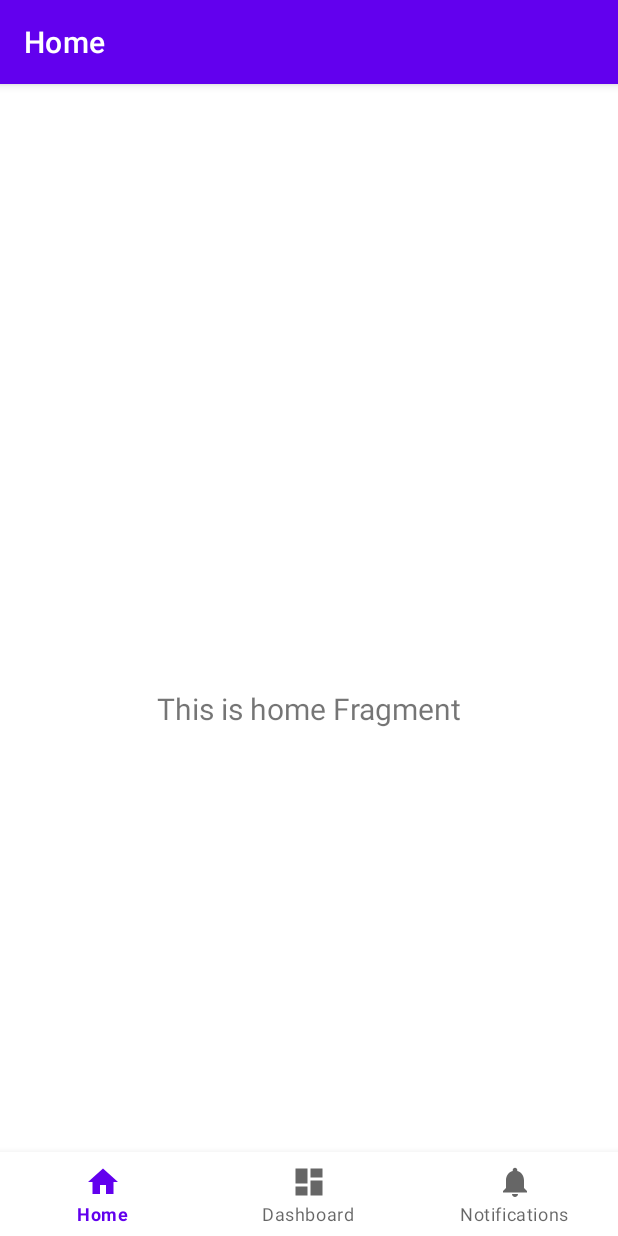
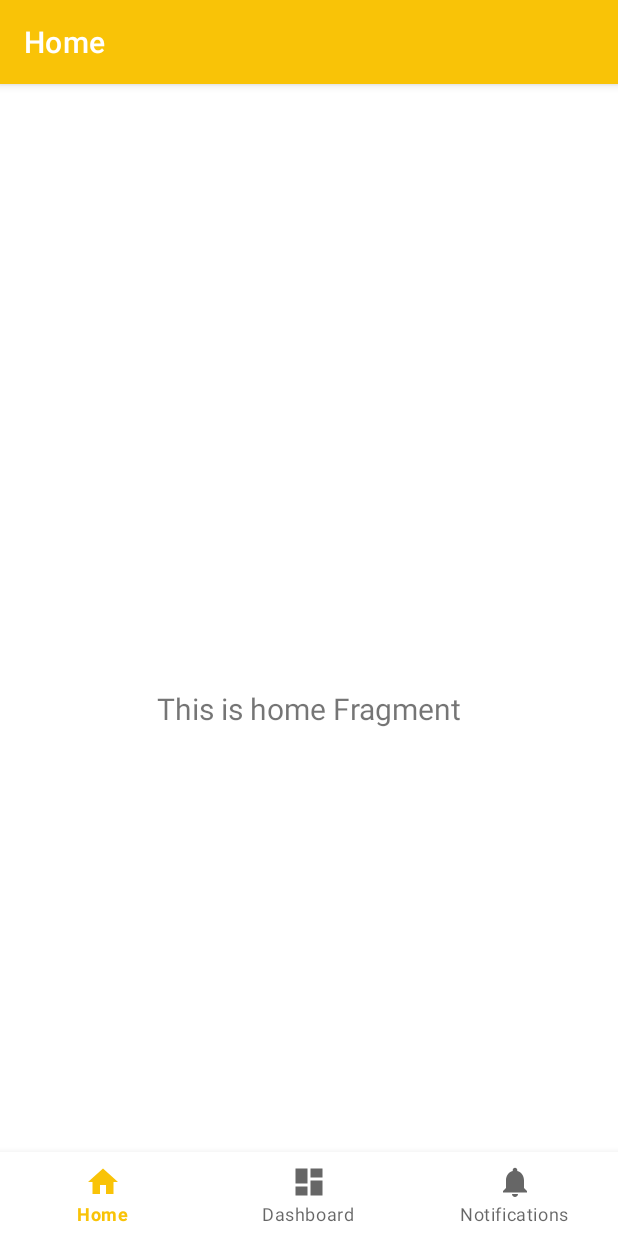
Before and after one commit to davidggondelludc/Trackify, an Android app: the screen it shows after launch (MainActivity), on a phone screen of 412 x 824 dp. Run offline under Robolectric (Android 15) with nearby library versions, the phone set to English and light mode, and no system bars; our stand-ins replace navigation-ui.

Commit message:
"changed app theme"

```diff
--- a/Trackify/app/src/main/res/values-night/themes.xml
+++ b/Trackify/app/src/main/res/values-night/themes.xml
@@ -2,18 +2,19 @@
     <!-- Base application theme. -->
     <style name="Theme.Trackify" parent="Theme.MaterialComponents.DayNight.DarkActionBar">
         <!-- Primary brand color. -->
-        <item name="colorPrimary">@color/purple_200</item>
-        <item name="colorPrimaryVariant">@color/purple_700</item>
+        <item name="colorPrimary">@color/Golden_Poppy</item>
+        <item name="colorPrimaryVariant">@color/Sunglow</item>
         <item name="colorOnPrimary">@color/black</item>
 
         <!-- Secondary brand color. -->
-        <item name="colorSecondary">@color/teal_200</item>
-        <item name="colorSecondaryVariant">@color/teal_200</item>
-        <item name="colorOnSecondary">@color/black</item>
+        <item name="colorSecondary">@color/GreenBlueCrayola</item>
+        <item name="colorSecondaryVariant">@color/Tufts_Blue</item>
+        <item name="colorOnSecondary">@color/white</item>
 
         <!-- Status bar color. -->
         <item name="android:statusBarColor" tools:targetApi="l">?attr/colorPrimaryVariant</item>
 
         <!-- Customize your theme here. -->
+        <item name="android:windowBackground">@color/Rich_Black</item>
     </style>
 </resources>
--- a/Trackify/app/src/main/res/values/colors.xml
+++ b/Trackify/app/src/main/res/values/colors.xml
@@ -1,11 +1,13 @@
 <?xml version="1.0" encoding="utf-8"?>
 <resources>
-    <color name="purple_200">#FFBB86FC</color>
-    <color name="purple_500">#FF6200EE</color>
-    <color name="purple_700">#FF3700B3</color>
-    <color name="teal_200">#FF03DAC5</color>
-    <color name="teal_700">#FF018786</color>
-    <color name="black">#FF000000</color>
+    <color name="Golden_Poppy">#F9C307</color>
+    <color name="Sunglow">#FED33C</color>
+    <color name="GreenBlueCrayola">#2886D7</color>
+    <color name="Tufts_Blue">#3C91DB</color>
+    <color name="Rich_Black">#101116</color>
+    <color name="Raisin_Black">#262833</color>
+    <color name="Independence">#3C3F50</color>
+    <color name="black">#000000</color>
     <color name="white">#FFFFFFFF</color>
 
     <color name="placeholder_image_tint">#262626</color>
--- a/Trackify/app/src/main/res/values/themes.xml
+++ b/Trackify/app/src/main/res/values/themes.xml
@@ -2,18 +2,20 @@
     <!-- Base application theme. -->
     <style name="Theme.Trackify" parent="Theme.MaterialComponents.DayNight.DarkActionBar">
         <!-- Primary brand color. -->
-        <item name="colorPrimary">@color/purple_500</item>
-        <item name="colorPrimaryVariant">@color/purple_700</item>
-        <item name="colorOnPrimary">@color/white</item>
+        <item name="colorPrimary">@color/Golden_Poppy</item>
+        <item name="colorPrimaryVariant">@color/Sunglow</item>
+        <item name="colorOnPrimary">@color/black</item>
 
         <!-- Secondary brand color. -->
-        <item name="colorSecondary">@color/teal_200</item>
-        <item name="colorSecondaryVariant">@color/teal_700</item>
-        <item name="colorOnSecondary">@color/black</item>
+        <item name="colorSecondary">@color/GreenBlueCrayola</item>
+        <item name="colorSecondaryVariant">@color/Tufts_Blue</item>
+        <item name="colorOnSecondary">@color/white</item>
 
         <!-- Status bar color. -->
         <item name="android:statusBarColor" tools:targetApi="l">?attr/colorPrimaryVariant</item>
 
         <!-- Customize your theme here. -->
-    </style>
+        <!--<item name="android:windowBackground">@color/Rich_Black</item>
+        <item name="android:textColor">@color/white</item>-->
+   </style>
 </resources>
```
